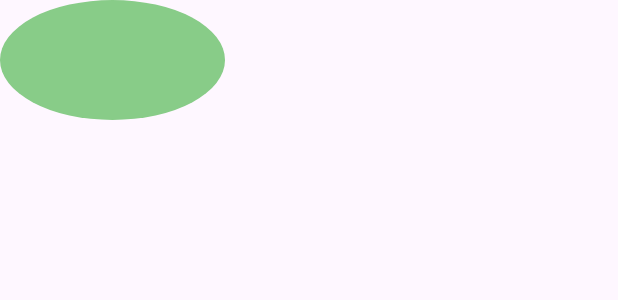
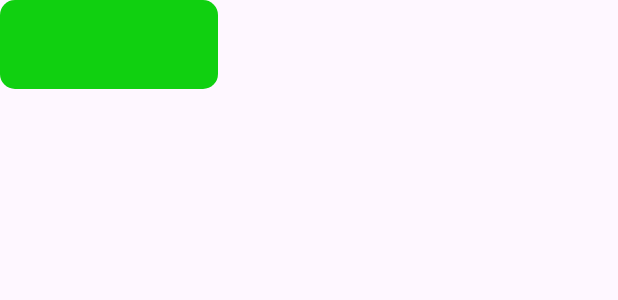
Before and after one commit to gooyacoder/germination_time, an Android app: the layout toast_layout.xml on its own in the app's theme, with its tools: preview values and no code run, on a phone screen of 412 x 824 dp. Shown: the top 300 px of the screen. Run offline under Robolectric (Android 15) with nearby library versions, the phone set to English and light mode, and no system bars.

Commit message:
10_11_1403  15:26

```diff
--- a/app/src/main/res/drawable/oval_background.xml
+++ b/app/src/main/res/drawable/oval_background.xml
@@ -1,6 +1,7 @@
 <shape xmlns:android="http://schemas.android.com/apk/res/android"
-    android:shape="oval">
-    <solid android:color="#88cc88"/> <!-- Change color as needed -->
-    <size android:width="150dp"
-        android:height="80dp"/> <!-- Adjust size as needed -->
+    android:shape="rectangle">
+    <solid android:color="#10d010"/> <!-- Change color as needed -->
+    <corners android:radius="10dp" />
+    <size android:width="145dp"
+        android:height="59dp"/> <!-- Adjust size as needed -->
 </shape>
--- a/app/src/main/res/layout/activity_plant_germination_completed.xml
+++ b/app/src/main/res/layout/activity_plant_germination_completed.xml
@@ -38,6 +38,7 @@
         android:maxLines="5"
         android:minLines="2"
         android:text=""
+        android:textSize="20sp"
         app:layout_constraintBottom_toBottomOf="parent"
         app:layout_constraintEnd_toEndOf="parent"
         app:layout_constraintHorizontal_bias="0.498"
--- a/app/src/main/res/layout/toast_layout.xml
+++ b/app/src/main/res/layout/toast_layout.xml
@@ -10,7 +10,7 @@
         android:id="@+id/toast_text"
         android:layout_width="wrap_content"
         android:layout_height="wrap_content"
-        android:textColor="@android:color/white"
+        android:textColor="#A1FF00"
         android:textSize="28sp"
         android:fontFamily="sans-serif-black"/>
 
```
Also changed, not shown: app/src/main/res/layout/activity_main.xml (+3 -7 lines).
